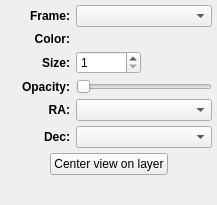
Qt form glue_wwt/viewer/layer_style_editor.ui (glue-viz/glue-wwt) before a commit.
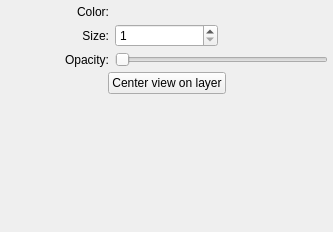
The same form after that commit. Custom widgets are drawn as their Qt base class.

```diff
--- a/glue_wwt/viewer/layer_style_editor.ui
+++ b/glue_wwt/viewer/layer_style_editor.ui
@@ -6,8 +6,8 @@
    <rect>
     <x>0</x>
     <y>0</y>
-    <width>217</width>
-    <height>205</height>
+    <width>333</width>
+    <height>232</height>
    </rect>
   </property>
   <property name="windowTitle">
@@ -29,72 +29,23 @@
    <property name="verticalSpacing">
     <number>5</number>
    </property>
-   <item row="7" column="1">
-    <spacer name="verticalSpacer">
-     <property name="orientation">
-      <enum>Qt::Vertical</enum>
-     </property>
-     <property name="sizeHint" stdset="0">
-      <size>
-       <width>20</width>
-       <height>40</height>
-      </size>
-     </property>
-    </spacer>
-   </item>
-   <item row="5" column="1" colspan="2">
-    <widget class="QComboBox" name="combosel_dec_att">
-     <property name="sizeAdjustPolicy">
-      <enum>QComboBox::AdjustToMinimumContentsLength</enum>
-     </property>
-    </widget>
-   </item>
-   <item row="4" column="0">
-    <widget class="QLabel" name="label_3">
+   <item row="0" column="0">
+    <widget class="QLabel" name="label_2">
      <property name="font">
       <font>
-       <weight>75</weight>
-       <bold>true</bold>
+       <weight>50</weight>
+       <bold>false</bold>
       </font>
      </property>
      <property name="text">
-      <string>RA:</string>
+      <string>Color:</string>
      </property>
      <property name="alignment">
       <set>Qt::AlignRight|Qt::AlignTrailing|Qt::AlignVCenter</set>
      </property>
     </widget>
    </item>
-   <item row="3" column="0">
-    <widget class="QLabel" name="label">
-     <property name="font">
-      <font>
-       <weight>75</weight>
-       <bold>true</bold>
-      </font>
-     </property>
-     <property name="text">
-      <string>Opacity:</string>
-     </property>
-     <property name="alignment">
-      <set>Qt::AlignRight|Qt::AlignTrailing|Qt::AlignVCenter</set>
-     </property>
-    </widget>
-   </item>
-   <item row="1" column="1">
-    <widget class="QColorBox" name="color_color">
-     <property name="sizePolicy">
-      <sizepolicy hsizetype="Preferred" vsizetype="Minimum">
-       <horstretch>0</horstretch>
-       <verstretch>0</verstretch>
-      </sizepolicy>
-     </property>
-     <property name="text">
-      <string/>
-     </property>
-    </widget>
-   </item>
-   <item row="3" column="1" colspan="2">
+   <item row="2" column="1" colspan="2">
     <widget class="QSlider" name="value_alpha">
      <property name="maximum">
       <number>100</number>
@@ -104,12 +55,12 @@
      </property>
     </widget>
    </item>
-   <item row="2" column="0">
+   <item row="1" column="0">
     <widget class="QLabel" name="label_5">
      <property name="font">
       <font>
-       <weight>75</weight>
-       <bold>true</bold>
+       <weight>50</weight>
+       <bold>false</bold>
       </font>
      </property>
      <property name="text">
@@ -120,53 +71,23 @@
      </property>
     </widget>
    </item>
-   <item row="4" column="1" colspan="2">
-    <widget class="QComboBox" name="combosel_ra_att">
-     <property name="sizeAdjustPolicy">
-      <enum>QComboBox::AdjustToMinimumContentsLength</enum>
-     </property>
-    </widget>
-   </item>
-   <item row="5" column="0">
-    <widget class="QLabel" name="label_4">
+   <item row="2" column="0">
+    <widget class="QLabel" name="label">
      <property name="font">
       <font>
-       <weight>75</weight>
-       <bold>true</bold>
+       <weight>50</weight>
+       <bold>false</bold>
       </font>
      </property>
      <property name="text">
-      <string>Dec:</string>
+      <string>Opacity:</string>
      </property>
      <property name="alignment">
       <set>Qt::AlignRight|Qt::AlignTrailing|Qt::AlignVCenter</set>
      </property>
     </widget>
    </item>
-   <item row="1" column="0">
-    <widget class="QLabel" name="label_2">
-     <property name="font">
-      <font>
-       <weight>75</weight>
-       <bold>true</bold>
-      </font>
-     </property>
-     <property name="text">
-      <string>Color:</string>
-     </property>
-     <property name="alignment">
-      <set>Qt::AlignRight|Qt::AlignTrailing|Qt::AlignVCenter</set>
-     </property>
-    </widget>
-   </item>
-   <item row="2" column="1">
-    <widget class="QSpinBox" name="value_size">
-     <property name="minimum">
-      <number>1</number>
-     </property>
-    </widget>
-   </item>
-   <item row="6" column="0" colspan="3">
+   <item row="3" column="0" colspan="3">
     <layout class="QHBoxLayout" name="horizontalLayout">
      <item>
       <spacer name="horizontalSpacer">
@@ -203,24 +124,38 @@
      </item>
     </layout>
    </item>
-   <item row="0" column="0">
-    <widget class="QLabel" name="label_6">
-     <property name="font">
-      <font>
-       <weight>75</weight>
-       <bold>true</bold>
-      </font>
+   <item row="1" column="1">
+    <widget class="QSpinBox" name="value_size">
+     <property name="minimum">
+      <number>1</number>
+     </property>
+    </widget>
+   </item>
+   <item row="0" column="1">
+    <widget class="QColorBox" name="color_color">
+     <property name="sizePolicy">
+      <sizepolicy hsizetype="Preferred" vsizetype="Minimum">
+       <horstretch>0</horstretch>
+       <verstretch>0</verstretch>
+      </sizepolicy>
      </property>
      <property name="text">
-      <string>Frame:</string>
-     </property>
-     <property name="alignment">
-      <set>Qt::AlignRight|Qt::AlignTrailing|Qt::AlignVCenter</set>
+      <string/>
      </property>
     </widget>
    </item>
-   <item row="0" column="1" colspan="2">
-    <widget class="QComboBox" name="combosel_frame"/>
+   <item row="4" column="1">
+    <spacer name="verticalSpacer">
+     <property name="orientation">
+      <enum>Qt::Vertical</enum>
+     </property>
+     <property name="sizeHint" stdset="0">
+      <size>
+       <width>20</width>
+       <height>40</height>
+      </size>
+     </property>
+    </spacer>
    </item>
   </layout>
  </widget>
```
